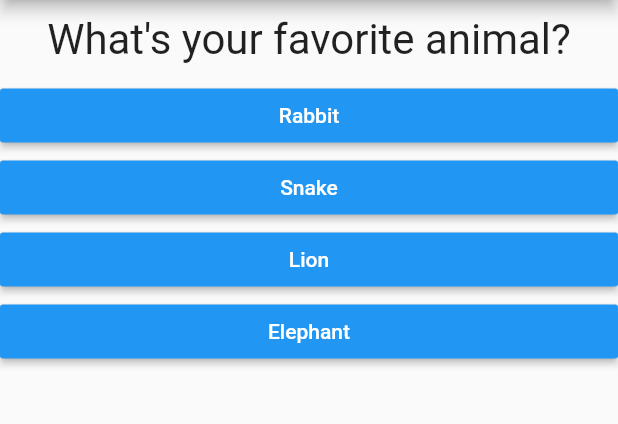
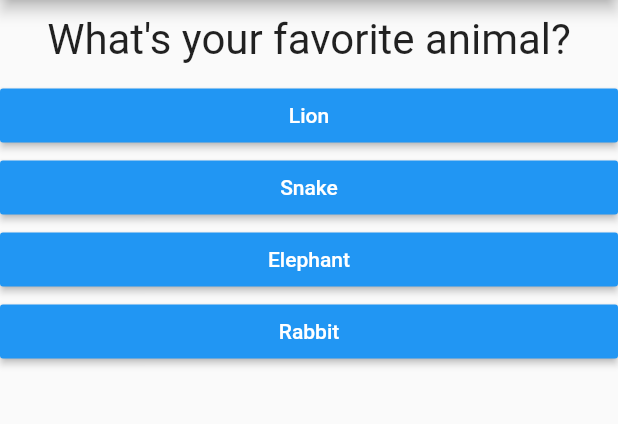
Before and after one commit to likhith-deriv/flutter_demo, a Flutter app: the screen it shows after launch, after a tap on "Black", on a phone screen of 412 x 824 dp, the part 84-508 px from its top. Run offline on Flutter 3.47's test engine with Material 2 defaults, Android fonts, the phone set to English and light mode, and no system bars.

Commit message:
chore: implemented personality quiz functionality

```diff
--- a/lib/main.dart
+++ b/lib/main.dart
@@ -1,6 +1,6 @@
 import 'package:flutter/material.dart';
-import './question.dart';
-import './answer.dart';
+import './result.dart';
+import './quiz.dart';
 
 void main() => runApp(const MyApp());
 
@@ -14,49 +14,69 @@ class MyApp extends StatefulWidget {
 }
 
 class _MyAppState extends State<MyApp> {
-  static const questions = [
+  static const _questions = [
     {
       'questionText': 'What\'s your favorite color?',
-      'answers': ['Black', 'Red', 'Green', 'White']
+      'answers': [
+        {'text': 'Black', 'score': 10},
+        {'text': 'Red', 'score': 5},
+        {'text': 'Green', 'score': 3},
+        {'text': 'White', 'score': 1}
+      ]
     },
     {
       'questionText': 'What\'s your favorite animal?',
-      'answers': ['Rabbit', 'Snake', 'Lion', 'Elephant']
+      'answers': [
+        {'text': 'Lion', 'score': 10},
+        {'text': 'Snake', 'score': 5},
+        {'text': 'Elephant', 'score': 3},
+        {'text': 'Rabbit', 'score': 1}
+      ]
     },
     {
       'questionText': 'What\'s your favorite dish?',
-      'answers': ['Custard', 'Cake', 'Burger', 'Pizza']
+      'answers': [
+        {'text': 'Pizza', 'score': 10},
+        {'text': 'Burger', 'score': 5},
+        {'text': 'Cake', 'score': 3},
+        {'text': 'Custard', 'score': 1}
+      ]
     }
   ];
   var _questionIndex = 0;
   var isQuestionAvailable = true;
+  var _totalScore = 0;
 
-  void _answerQuestion() {
-    if (_questionIndex >= questions.length) {
+  void _resetQuiz() {
+    setState(() {
+      _questionIndex = 0;
+      _totalScore = 0;
+      isQuestionAvailable = true;
+    });
+  }
+
+  void _answerQuestion(int score) {
+    _totalScore += score;
+    if (_questionIndex > _questions.length - 2) {
       isQuestionAvailable = false;
     }
     setState(() {
       _questionIndex += 1;
     });
-    print(_questionIndex);
   }
 
   @override
   Widget build(BuildContext context) {
     return MaterialApp(
         home: Scaffold(
-      appBar: AppBar(
-        title: const Text('My First App'),
-      ),
-      body: Column(
-        children: [
-          Question(questions[_questionIndex]['questionText'] as String),
-          ...(questions[_questionIndex]['answers'] as List<String>)
-              .map((answer) =>
-                  (Answer(answerText: answer, selectHandler: _answerQuestion)))
-              .toList()
-        ],
-      ),
-    ));
+            appBar: AppBar(
+              title: const Text('My First App'),
+            ),
+            body: isQuestionAvailable
+                ? Quiz(
+                    questions: _questions,
+                    answerQuestion: _answerQuestion,
+                    questionIndex: _questionIndex)
+                : Result(resultScore: _totalScore, resetHandler: _resetQuiz)));
   }
 }
--- /dev/null
+++ b/lib/quiz.dart
@@ -0,0 +1,30 @@
+import 'package:flutter/material.dart';
+import './answer.dart';
+import './question.dart';
+
+class Quiz extends StatelessWidget {
+  final List<Map<String, Object>> questions;
+  final int questionIndex;
+  final Function answerQuestion;
+
+  const Quiz(
+      {required this.questions,
+      required this.answerQuestion,
+      required this.questionIndex,
+      Key? key})
+      : super(key: key);
+
+  @override
+  Widget build(BuildContext context) {
+    return Column(
+      children: [
+        Question(questions[questionIndex]['questionText'] as String),
+        ...(questions[questionIndex]['answers'] as List<Map<String, Object>>)
+            .map((answer) => (Answer(
+                answerText: answer['text'] as String,
+                selectHandler: () => answerQuestion(answer['score'] as int))))
+            .toList()
+      ],
+    );
+  }
+}
```
Also changed, not shown: lib/result.dart (added, +42 -0 lines), pubspec.lock, 2 other files.
